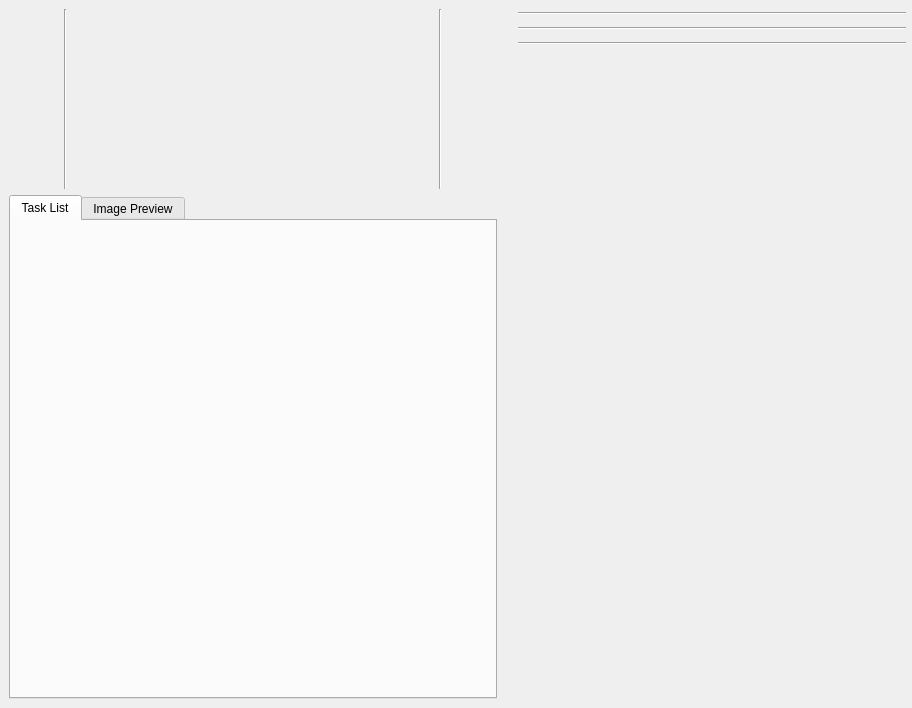
Above: gui/snowgui/task/taskwindow.ui from AndreasFMueller/AstroPhotography before the change. Below: the same form after it.
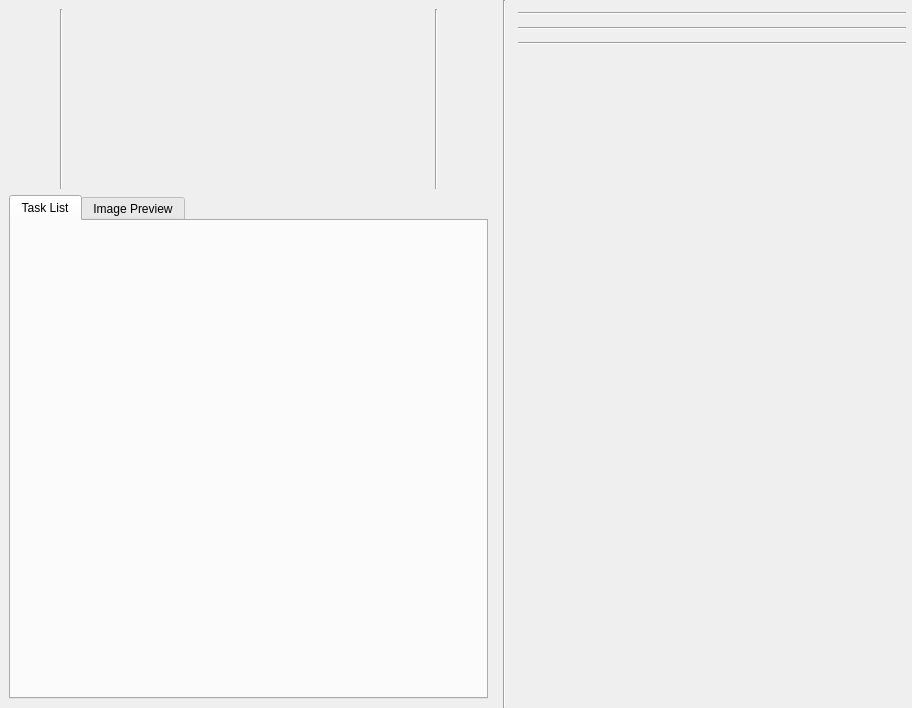
That is the form after the change. Custom widgets are drawn as their Qt base class.

```diff
--- a/gui/snowgui/task/taskwindow.ui
+++ b/gui/snowgui/task/taskwindow.ui
@@ -125,6 +125,13 @@
      </layout>
     </widget>
    </item>
+   <item>
+    <widget class="Line" name="controlSeparator">
+     <property name="orientation">
+      <enum>Qt::Vertical</enum>
+     </property>
+    </widget>
+   </item>
    <item>
     <widget class="QWidget" name="instrumentControlWidget" native="true">
      <property name="minimumSize">
```
